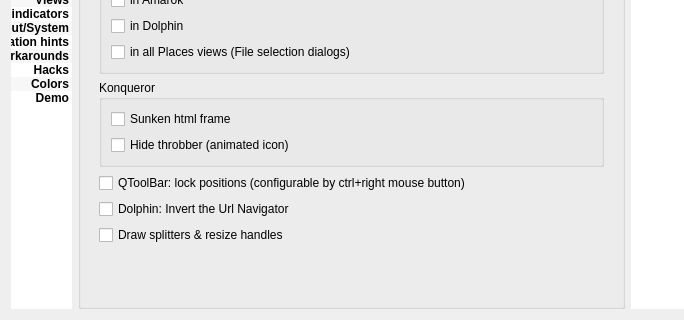
Old version of the form config/config.ui in the repository deiv/bespin-pkg; both pictures show x 0 to 684 and y 108 to 428 of the 765 by 428 pixel window.
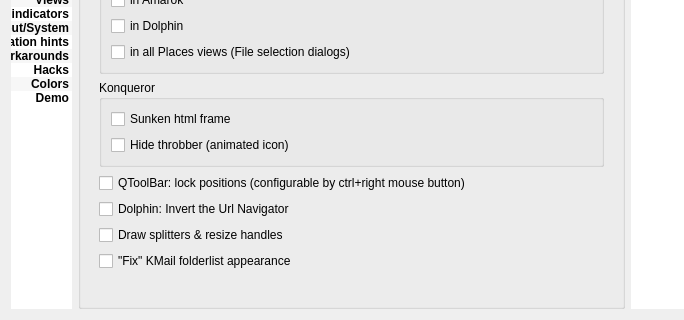
New version of the form. The open tabs and pages were chosen to show the change.

Commit message: GUI part of the kmail folderlist improvement

Patch:
```diff
--- a/config/config.ui
+++ b/config/config.ui
@@ -3143,6 +3143,13 @@
             </property>
            </widget>
           </item>
+          <item>
+           <widget class="QCheckBox" name="kmailFolderList">
+            <property name="text">
+             <string>&quot;Fix&quot; KMail folderlist appearance</string>
+            </property>
+           </widget>
+          </item>
           <item>
            <spacer name="verticalSpacer_16">
             <property name="orientation">
```
Left out of the diff: 2 changed lines with no effect on the pictures. The commit also changes 2 other files.
